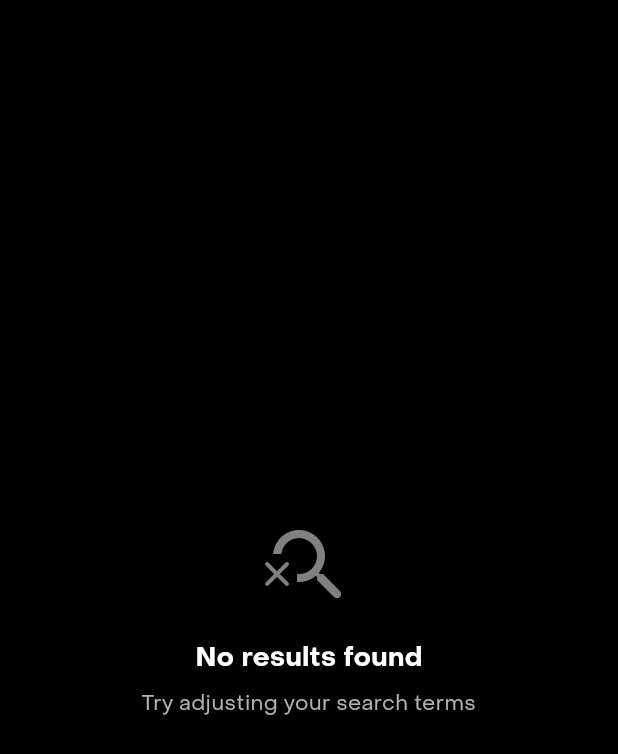
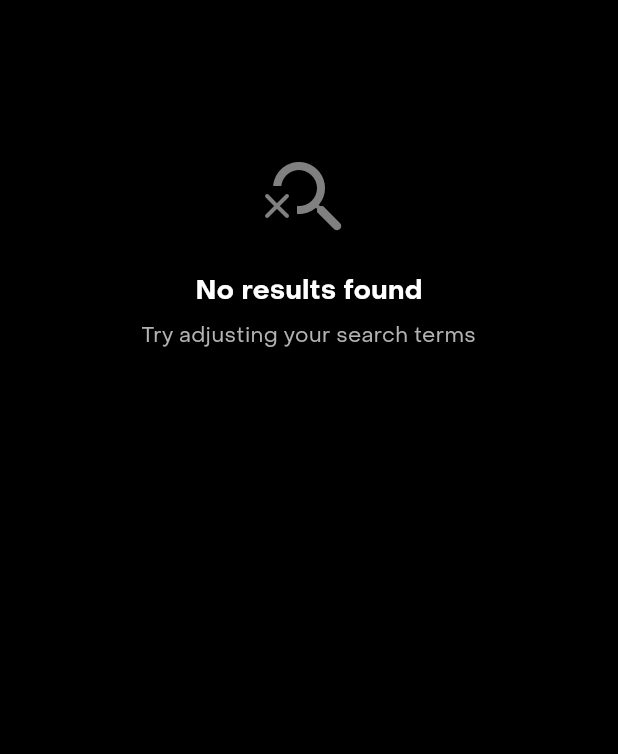
Before and after one commit to dashwhiz/whereto, a Flutter app: the MovieListWidget widget shown alone on an empty page, opened directly with empty values, on a phone screen of 412 x 824 dp. Shown: the top 754 px of the screen. Run offline on Flutter 3.47's test engine with Material 3 defaults, Android fonts, the phone set to English and light mode, and no system bars; our stand-ins replace connectivity_plus, flutter_secure_storage, flutter_spinkit, geocoding, geolocator, get and 3 more; accounts and stored records are empty; network calls fail; project files that could hold a hidden picture were left out.

Commit message:
Ui bug fixes

```diff
--- a/lib/screens/search/widgets/movie_list_widget.dart
+++ b/lib/screens/search/widgets/movie_list_widget.dart
@@ -18,8 +18,11 @@ class MovieListWidget extends StatelessWidget {
   Widget build(BuildContext context) {
     if (movies.isEmpty) {
       return Center(
+        child: Padding(
+          padding: const EdgeInsets.only(top: 100),
           child: Column(
-          mainAxisAlignment: MainAxisAlignment.center,
+            crossAxisAlignment: CrossAxisAlignment.center,
+
             children: [
               Icon(
                 Icons.search_off_rounded,
@@ -38,19 +41,24 @@ class MovieListWidget extends StatelessWidget {
               const SizedBox(height: 8),
               Text(
                 'noResultsHint'.tr,
-              style: TextStyle(
-                color: AppColors.textSecondary,
-                fontSize: 14,
-              ),
+                style: TextStyle(color: AppColors.textSecondary, fontSize: 14),
                 textAlign: TextAlign.center,
               ),
             ],
           ),
+        ),
       );
     }
 
+    final keyboardHeight = MediaQuery.of(context).viewInsets.bottom;
+
     return ListView.builder(
-      padding: const EdgeInsets.all(16),
+      padding: EdgeInsets.only(
+        left: 16,
+        right: 16,
+        top: 16,
+        bottom: 16 + keyboardHeight,
+      ),
       itemCount: movies.length,
       itemBuilder: (context, index) {
         return MovieCardItem(
```
Also changed, not shown: lib/data/background_images.dart (+0 -12 lines), lib/screens/search/search_screen.dart (+24 -17 lines), lib/screens/search/widgets/search_bar_widget.dart (+9 -4 lines). Lines whose indentation alone changed are shown as unchanged.
